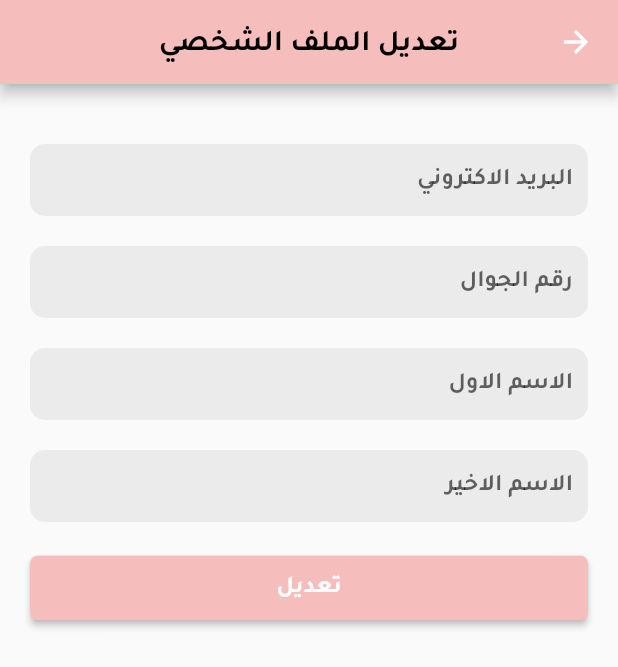
After one commit to AhmedAbogameel/beauty_treatment_app, a Flutter app: the EditProfileView screen opened directly, on a phone screen of 412 x 824 dp. The commit adds this screen. Shown: the top 667 px of the screen. Run offline on Flutter 3.47's test engine with Material 2 defaults, Android fonts, the phone set to English and light mode, and no system bars; our stand-ins replace dio, flutter_bloc, fluttertoast, hexcolor, image_picker, shared_preferences; accounts and stored records are empty; network calls fail.

Commit message:
- EditProfile

```diff
--- a/lib/moduels/contact-us/controller.dart
+++ b/lib/moduels/contact-us/controller.dart
@@ -10,7 +10,6 @@ class ContactUsController {
       'enquiry': message,
     });
     final response = await dio.post('api/collection/contact',data: formData);
-    print(response.data);
     if(response.statusCode == 200)
       return response.data['success'];
     else
--- /dev/null
+++ b/lib/moduels/editProfile/controller.dart
@@ -0,0 +1,29 @@
+import 'package:beauty_treatment_app/constants.dart';
+import 'package:beauty_treatment_app/moduels/home/cubit/cubit.dart';
+
+class EditProfileController {
+
+  Future<String> edit({
+  String firstName,
+    String lastName,
+    String email,
+    String phoneNumber
+})async{
+    final formData = mapToFormData({
+      'key': currentLoggedUser.apiToken,
+      'email': email ?? currentLoggedUser.email,
+      'telephone': phoneNumber ?? currentLoggedUser.phoneNumber,
+      'firstname' : firstName ?? currentLoggedUser.firstName,
+      'lastname': lastName ?? currentLoggedUser.lastName,
+      'logged': currentLoggedUser.auth,
+      'customer_id': currentLoggedUser.id,
+    });
+    final response = await dio.post('api/collection/account/edit_info',data: formData);
+    if(response.statusCode == 200) {
+      await HomeCubit().getAccountInfo();
+      return response.data['success'];
+    } else
+      return DefaultErrorMessage;
+  }
+
+}
--- /dev/null
+++ b/lib/moduels/editProfile/view.dart
@@ -0,0 +1,132 @@
+import 'package:beauty_treatment_app/constants.dart';
+import 'package:beauty_treatment_app/core/router.dart';
+import 'package:beauty_treatment_app/core/validation.dart';
+import 'package:beauty_treatment_app/moduels/editProfile/controller.dart';
+import 'package:beauty_treatment_app/moduels/home/homepage_screen.dart';
+import 'package:beauty_treatment_app/shared/components/app_bar.dart';
+import 'package:beauty_treatment_app/shared/components/components.dart';
+import 'package:beauty_treatment_app/shared/components/loading_indicator.dart';
+import 'package:beauty_treatment_app/shared/components/toast.dart';
+import 'package:flutter/material.dart';
+import 'package:hexcolor/hexcolor.dart';
+
+class EditProfileView extends StatefulWidget {
+  @override
+  _EditProfileViewState createState() => _EditProfileViewState();
+}
+
+class _EditProfileViewState extends State<EditProfileView> {
+  GlobalKey<FormState> key = GlobalKey<FormState>();
+  bool _isLoading = false;
+  TextEditingController firstName = TextEditingController(text: currentLoggedUser.firstName);
+  TextEditingController lastName = TextEditingController(text: currentLoggedUser.lastName);
+  TextEditingController phoneNumber = TextEditingController(text: currentLoggedUser.phoneNumber);
+  TextEditingController email = TextEditingController(text: currentLoggedUser.email);
+  final sizedBox = SizedBox(height: 20,);
+  @override
+  Widget build(BuildContext context) {
+    return Scaffold(
+      appBar: appBar('تعديل الملف الشخصي'),
+      body: Form(
+        key: key,
+        child: ListView(
+          padding: EdgeInsets.all(20),
+          children: [
+            sizedBox,
+            TextFormField(
+              textAlign: TextAlign.right,
+              decoration: InputDecoration(
+                hintText: 'البريد الاكتروني',
+                contentPadding: EdgeInsets.symmetric(horizontal: 10),
+                enabledBorder: OutlineInputBorder(
+                  borderRadius: BorderRadius.circular(10.0),
+                  borderSide: BorderSide(
+                    color: Colors.transparent,
+                    width: 1.0,
+                  ),
+                ),
+                fillColor: HexColor('#ebebeb'),
+                filled: true,
+              ),
+              validator: Validations.email,
+              controller: email,
+            ),
+            sizedBox,
+            TextFormField(
+              textAlign: TextAlign.right,
+              decoration: InputDecoration(
+                hintText: 'رقم الجوال',
+                contentPadding: EdgeInsets.symmetric(horizontal: 10),
+                enabledBorder: OutlineInputBorder(
+                  borderRadius: BorderRadius.circular(10.0),
+                  borderSide: BorderSide(
+                    color: Colors.transparent,
+                    width: 1.0,
+                  ),
+                ),
+                fillColor: HexColor('#ebebeb'),
+                filled: true,
+              ),
+              validator: Validations.phone,
+              controller: phoneNumber,
+            ),
+            sizedBox,
+            TextFormField(
+              textAlign: TextAlign.right,
+              decoration: InputDecoration(
+                hintText: 'الاسم الاول',
+                contentPadding: EdgeInsets.symmetric(horizontal: 10),
+                enabledBorder: OutlineInputBorder(
+                  borderRadius: BorderRadius.circular(10.0),
+                  borderSide: BorderSide(
+                    color: Colors.transparent,
+                    width: 1.0,
+                  ),
+                ),
+                fillColor: HexColor('#ebebeb'),
+                filled: true,
+              ),
+              validator: Validations.name,
+              controller: firstName,
+            ),
+            sizedBox,
+            TextFormField(
+              textAlign: TextAlign.right,
+              decoration: InputDecoration(
+                hintText: 'الاسم الاخير',
+                contentPadding: EdgeInsets.symmetric(horizontal: 10),
+                enabledBorder: OutlineInputBorder(
+                  borderRadius: BorderRadius.circular(10.0),
+                  borderSide: BorderSide(
+                    color: Colors.transparent,
+                    width: 1.0,
+                  ),
+                ),
+                fillColor: HexColor('#ebebeb'),
+                filled: true,
+              ),
+              validator: Validations.name,
+              controller: lastName,
+            ),
+            sizedBox,
+            _isLoading ? LoadingIndicator() : DefaultButton(
+              text: 'تعديل',
+              function: ()async{
+                setState(()=> _isLoading = true);
+                final message = await EditProfileController().edit(
+                  phoneNumber: phoneNumber.text,
+                  email: email.text,
+                  firstName: firstName.text,
+                  lastName: lastName.text
+                );
+                showToast(message);
+                MagicRouter.navigateAndPopAll(HomePageScreen());
+                setState(()=> _isLoading = false);
+              }
+            ),
+          ],
+        ),
+      ),
+    );
+  }
+}
--- a/lib/moduels/profile/profile_screen.dart
+++ b/lib/moduels/profile/profile_screen.dart
@@ -1,4 +1,6 @@
 import 'package:beauty_treatment_app/constants.dart';
+import 'package:beauty_treatment_app/core/router.dart';
+import 'package:beauty_treatment_app/moduels/editProfile/view.dart';
 import 'package:beauty_treatment_app/moduels/profile/widgets/info_card.dart';
 import 'package:flutter/material.dart';
 import 'package:hexcolor/hexcolor.dart';
@@ -10,9 +12,10 @@ class ProfileScreen extends StatelessWidget {
       floatingActionButton: FloatingActionButton(
         child: Icon(Icons.edit,color: Colors.black,),
         backgroundColor: HexColor('#f5bebc'),
-        onPressed: ()=> print('edit'),
+        onPressed: ()=> MagicRouter.navigateTo(EditProfileView()),
       ),
-      body: Column(
+      body: SingleChildScrollView(
+        child: Column(
           children: [
             InfoCard(
               upperText: 'اسم المستخدم',
@@ -36,6 +39,7 @@ class ProfileScreen extends StatelessWidget {
             ),
           ],
         ),
+      ),
     );
   }
 }
--- /dev/null
+++ b/lib/shared/components/app_bar.dart
@@ -0,0 +1,11 @@
+import 'package:flutter/material.dart';
+import 'package:hexcolor/hexcolor.dart';
+
+appBar(String title)=> AppBar(
+  backgroundColor: HexColor('#f5bebc'),
+  title: Text(title,style: TextStyle(fontWeight: FontWeight.bold,color: Colors.black,height: 2),),
+  centerTitle: true,
+  iconTheme: IconThemeData(
+    color: Colors.white,
+  ),
+);
```
Lines whose indentation alone changed are shown as unchanged.
